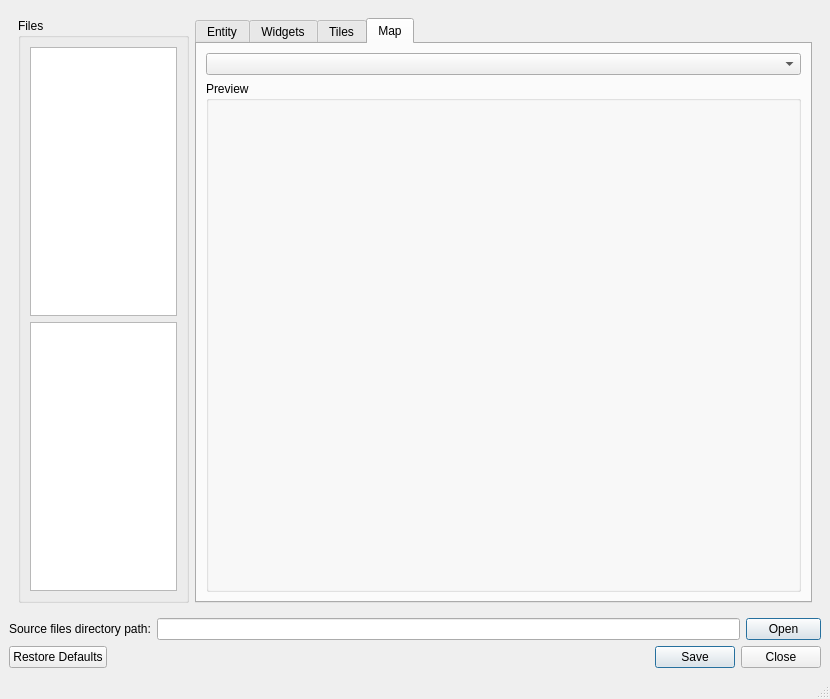
Old version of the form Editor.ui in the repository Yukkurigame/Yukkuri.
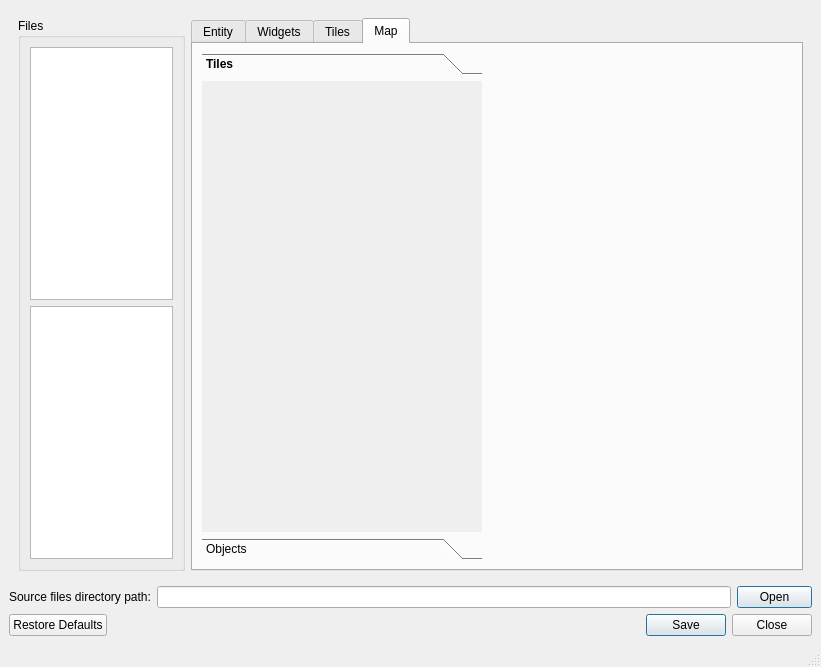
New version of the form. The open tabs and pages were chosen to show the change.

What changed in the file:
```diff
--- a/Editor.ui
+++ b/Editor.ui
@@ -6,8 +6,8 @@
    <rect>
     <x>0</x>
     <y>0</y>
-    <width>830</width>
-    <height>699</height>
+    <width>821</width>
+    <height>667</height>
    </rect>
   </property>
   <property name="windowTitle">
@@ -1711,33 +1711,79 @@
             </layout>
            </widget>
            <widget class="QWidget" name="MapTab">
+            <property name="autoFillBackground">
+             <bool>false</bool>
+            </property>
             <attribute name="title">
              <string>Map</string>
             </attribute>
-            <layout class="QGridLayout" name="gridLayout">
-             <item row="0" column="0">
-              <widget class="QComboBox" name="comboBox"/>
-             </item>
-             <item row="1" column="0">
-              <widget class="QGroupBox" name="groupBox_9">
-               <property name="title">
-                <string>Preview</string>
+            <layout class="QVBoxLayout" name="verticalLayout">
+             <item>
+              <widget class="QToolBox" name="MapElements">
+               <property name="sizePolicy">
+                <sizepolicy hsizetype="Preferred" vsizetype="Expanding">
+                 <horstretch>0</horstretch>
+                 <verstretch>0</verstretch>
+                </sizepolicy>
                </property>
-               <layout class="QHBoxLayout" name="horizontalLayout_7">
-                <item>
-                 <widget class="QLabel" name="TileImageViewer_2">
-                  <property name="minimumSize">
-                   <size>
-                    <width>60</width>
-                    <height>60</height>
-                   </size>
-                  </property>
-                  <property name="text">
-                   <string/>
-                  </property>
-                 </widget>
-                </item>
-               </layout>
+               <property name="minimumSize">
+                <size>
+                 <width>280</width>
+                 <height>0</height>
+                </size>
+               </property>
+               <property name="maximumSize">
+                <size>
+                 <width>280</width>
+                 <height>16777215</height>
+                </size>
+               </property>
+               <property name="layoutDirection">
+                <enum>Qt::LeftToRight</enum>
+               </property>
+               <property name="autoFillBackground">
+                <bool>false</bool>
+               </property>
+               <property name="styleSheet">
+                <string notr="true">#MapElements::tab:selected { font: bold; height: 26px;} /* selected tab */
+#MapElements::tab:!selected { height: 26px;} /* non-selected tab */
+#MapElements{
+border: 0px transparent;
+}</string>
+               </property>
+               <property name="frameShape">
+                <enum>QFrame::NoFrame</enum>
+               </property>
+               <property name="currentIndex">
+                <number>0</number>
+               </property>
+               <widget class="QWidget" name="MapTilesPage">
+                <property name="geometry">
+                 <rect>
+                  <x>0</x>
+                  <y>0</y>
+                  <width>280</width>
+                  <height>422</height>
+                 </rect>
+                </property>
+                <attribute name="label">
+                 <string>Tiles</string>
+                </attribute>
+                <layout class="QGridLayout" name="gridLayout"/>
+               </widget>
+               <widget class="QWidget" name="MapObjectsPage">
+                <property name="geometry">
+                 <rect>
+                  <x>0</x>
+                  <y>0</y>
+                  <width>100</width>
+                  <height>30</height>
+                 </rect>
+                </property>
+                <attribute name="label">
+                 <string>Objects</string>
+                </attribute>
+               </widget>
               </widget>
              </item>
             </layout>
```
Left out of the diff: 26 changed lines with no effect on the pictures.
